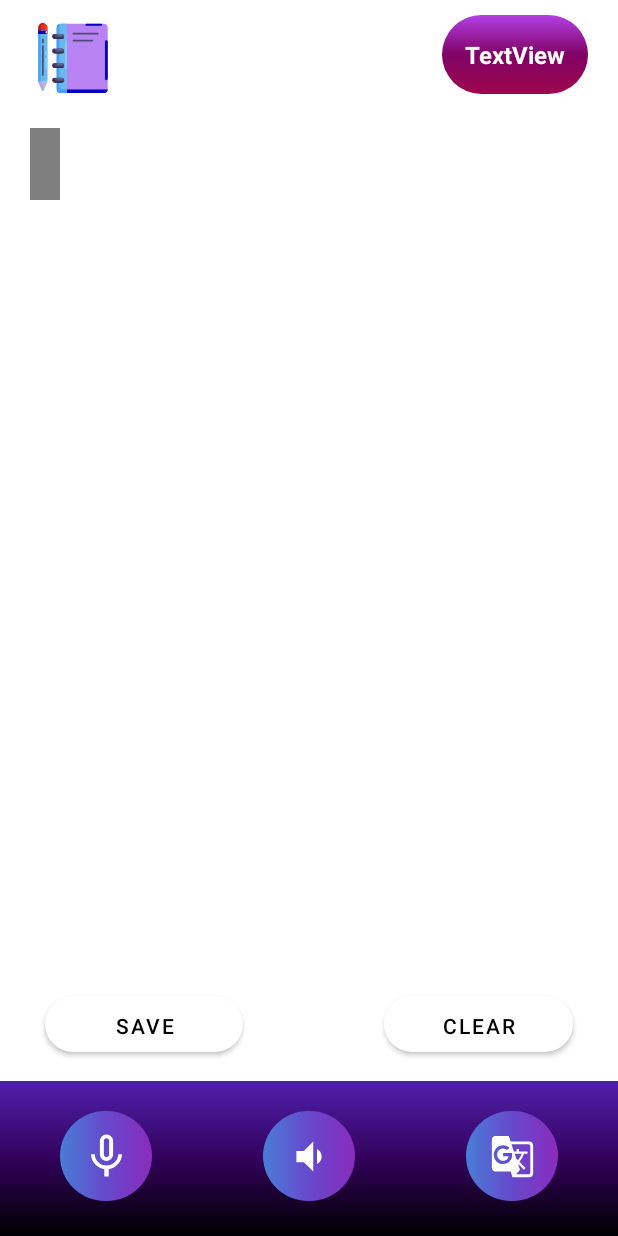
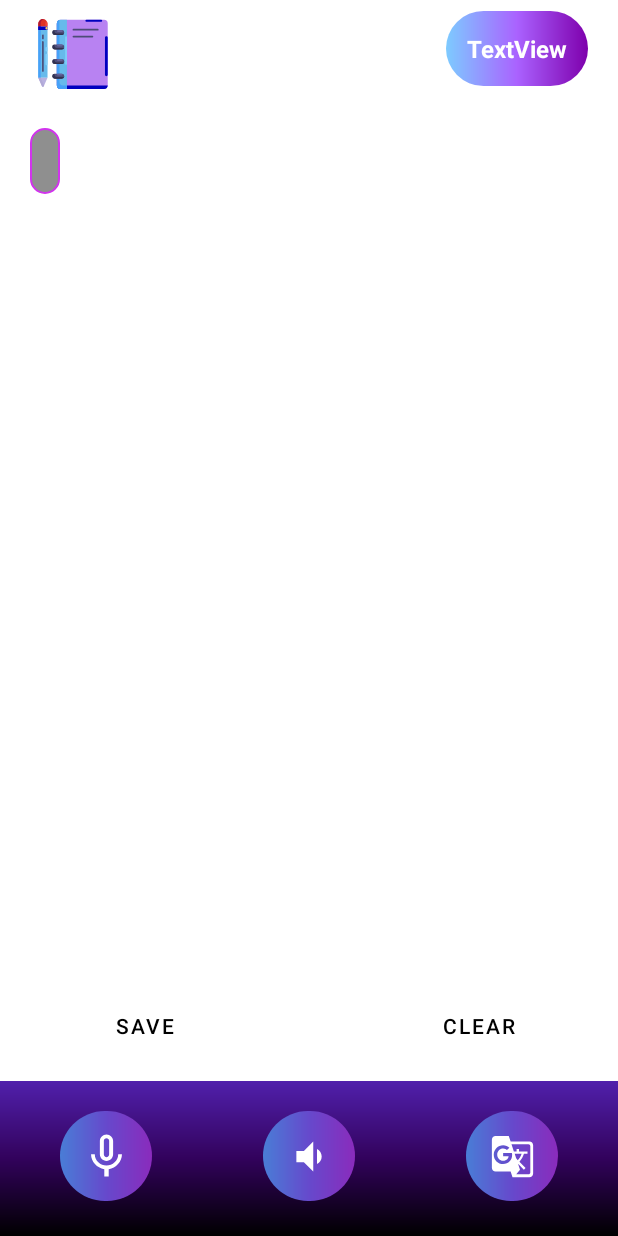
Before and after one commit to shlok00/SmartDiary-App, an Android app: the layout diaryframe.xml on its own in the app's theme, with its tools: preview values and no code run, on a phone screen of 412 x 824 dp. Run offline under Robolectric (Android 15) with nearby library versions, the phone set to English and light mode, and no system bars; Roboto replaces fonts that are not available here.

Commit message:
Updated UI

```diff
--- a/app/src/main/AndroidManifest.xml
+++ b/app/src/main/AndroidManifest.xml
@@ -10,6 +10,7 @@
         android:supportsRtl="true"
         android:theme="@style/Theme.ML_App">
         <activity android:name=".MainActivity">
+
             <intent-filter>
                 <action android:name="android.intent.action.MAIN" />
 
@@ -26,4 +27,5 @@
     </application>
     <uses-permission android:name="android.permission.RECORD_AUDIO"/>
     <uses-permission android:name="android.permission.INTERNET" />
+
 </manifest>
--- a/app/src/main/java/com/example/ml_app/DiaryFragment.kt
+++ b/app/src/main/java/com/example/ml_app/DiaryFragment.kt
@@ -6,7 +6,6 @@ import android.content.ActivityNotFoundException
 import android.content.Intent
 import android.os.Build
 import android.os.Bundle
-import android.content.Context
 import android.speech.RecognizerIntent
 import android.speech.tts.TextToSpeech
 import android.view.LayoutInflater
@@ -15,18 +14,15 @@ import android.view.ViewGroup
 import android.widget.*
 import androidx.annotation.RequiresApi
 import androidx.fragment.app.Fragment
-import com.google.mlkit.common.model.DownloadConditions
-import com.google.mlkit.common.model.RemoteModelManager
 import com.google.mlkit.nl.translate.TranslateLanguage
-import com.google.mlkit.nl.translate.TranslateRemoteModel
 import com.google.mlkit.nl.translate.Translation
 import com.google.mlkit.nl.translate.TranslatorOptions
-import org.w3c.dom.Text
 import java.text.SimpleDateFormat
 import java.util.*
 
 @RequiresApi(Build.VERSION_CODES.LOLLIPOP)
 class DiaryFragment : Fragment() {
+
 
 
     override fun onCreateView(inflater: LayoutInflater,
--- a/app/src/main/java/com/example/ml_app/MainActivity.kt
+++ b/app/src/main/java/com/example/ml_app/MainActivity.kt
@@ -1,14 +1,15 @@
 package com.example.ml_app
 
 import android.content.Intent
-import androidx.appcompat.app.AppCompatActivity
 import android.os.Bundle
 import android.widget.Button
+import androidx.appcompat.app.AppCompatActivity
 
 class MainActivity : AppCompatActivity() {
 
     override fun onCreate(savedInstanceState: Bundle?) {
         super.onCreate(savedInstanceState)
+
         setContentView(R.layout.activity_main)
 
         var button = findViewById(R.id.googlebutton) as Button
--- a/app/src/main/res/drawable/buttons.xml
+++ b/app/src/main/res/drawable/buttons.xml
@@ -3,10 +3,6 @@
     android:shape="rectangle"
     >
     <!-- View background color -->
-    <solid
-        android:color="#fff"
-        >
-    </solid>
 
     <corners
         android:radius="40dp"   >
--- a/app/src/main/res/drawable/gradheads.xml
+++ b/app/src/main/res/drawable/gradheads.xml
@@ -3,10 +3,10 @@
     android:shape="rectangle">
     <!--  Gradient Bg for listrow -->
     <gradient
-        android:startColor="#B43FE6"
-        android:centerColor="#800365"
-        android:endColor="#9E074D"
-        android:angle="270" />
+        android:startColor="#7DCBFF"
+        android:centerColor="#AA62FF"
+        android:endColor="#7E00AC"
+        android:angle="0" />
 
     <corners
         android:radius="40dp"   >
--- /dev/null
+++ b/app/src/main/res/drawable/textborder2.xml
@@ -0,0 +1,21 @@
+<?xml version="1.0" encoding="utf-8"?>
+<shape xmlns:android="http://schemas.android.com/apk/res/android"
+    android:shape="rectangle" >
+
+    <!-- View background color -->
+    <solid
+        android:color="#70000000" >
+    </solid>
+
+    <!-- View border color and width -->
+    <stroke
+        android:width="1dp"
+        android:color="#D133ED" >
+    </stroke>
+
+    <!-- The radius makes the corners rounded -->
+    <corners
+        android:radius="14dp"   >
+    </corners>
+
+</shape>
--- a/app/src/main/res/layout/activity_main.xml
+++ b/app/src/main/res/layout/activity_main.xml
@@ -5,7 +5,8 @@
     android:layout_width="match_parent"
     android:layout_height="match_parent"
     android:background="@drawable/logreg"
-    tools:context=".MainActivity">
+    tools:context=".MainActivity"
+    >
 
     <TextView
         android:id="@+id/textView"
--- a/app/src/main/res/layout/diaryframe.xml
+++ b/app/src/main/res/layout/diaryframe.xml
@@ -14,16 +14,21 @@
         android:layout_alignParentTop="true"
         android:layout_marginTop="65dp"
         android:layout_marginBottom="75dp"
-        android:padding="20dp">
+        android:clickable="true"
+        android:overScrollMode="ifContentScrolls"
+        android:padding="20dp"
+        android:saveEnabled="true"
+        android:visibility="visible">
 
         <EditText
             android:id="@+id/voiceInput"
             android:layout_width="match_parent"
             android:layout_height="match_parent"
-            android:background="#80000000"
+            android:background="@drawable/textborder2"
             android:fontFamily="casual"
             android:padding="10dp"
-            android:textSize="18sp">
+            android:textColor="#EBCCFF"
+            android:textSize="15sp">
 
         </EditText>
 
@@ -41,7 +46,9 @@
             android:layout_alignParentLeft="true"
             android:layout_marginLeft="30dp"
             android:layout_marginTop="20dp"
-            android:background="@drawable/gradhin"
+            android:clickable="true"
+            android:focusable="true"
+            android:background="@drawable/buttons"
             android:text="SAVE"
             app:backgroundTint="#fff"
             android:textColor="#000"
@@ -60,7 +67,9 @@
             android:layout_alignParentRight="true"
             android:layout_marginRight="30dp"
             android:layout_marginTop="20dp"
-            android:background="@drawable/gradhin"
+            android:clickable="true"
+            android:focusable="true"
+            android:background="@drawable/buttons"
             android:text="CLEAR"
             app:backgroundTint="#fff"
             android:textColor="#000"/>
@@ -130,15 +139,18 @@
 
 
     </RelativeLayout>
+
     <RelativeLayout
         android:layout_width="match_parent"
-    android:layout_height="match_parent">
+        android:layout_height="wrap_content"
+        android:layout_marginTop="5dp">
+
         <ImageView
             android:id="@+id/imageView"
             android:layout_width="57dp"
             android:layout_height="57dp"
             android:layout_marginLeft="20dp"
-        android:layout_marginTop="10dp"
+            android:layout_marginTop="2dp"
             app:srcCompat="@drawable/ic_diary"
             tools:ignore="VectorDrawableCompat" />
 
@@ -146,12 +158,12 @@
             android:id="@+id/datehead"
             android:layout_width="wrap_content"
             android:layout_height="wrap_content"
-        android:layout_marginTop="10dp"
+            android:layout_alignParentRight="true"
+            android:layout_marginTop="2dp"
             android:layout_marginRight="20dp"
-        android:layout_alignParentRight="true"
             android:background="@drawable/gradheads"
             android:fontFamily="@font/paprika"
-        android:padding="15dp"
+            android:padding="14dp"
             android:text="TextView"
             android:textColor="#FFFFFF"
             android:textSize="16sp"
--- a/app/src/main/res/layout/settingsframe.xml
+++ b/app/src/main/res/layout/settingsframe.xml
@@ -1,25 +1,10 @@
 <?xml version="1.0" encoding="utf-8"?>
 <LinearLayout xmlns:android="http://schemas.android.com/apk/res/android"
+    xmlns:app="http://schemas.android.com/apk/res-auto"
     xmlns:tools="http://schemas.android.com/tools"
     android:layout_width="match_parent"
     android:layout_height="match_parent"
     android:orientation="vertical"
     android:gravity="center"
     android:background="#00ffffff"
-    tools:context=".SettingsFragment">
-
-
-    <ImageView
-        android:layout_width="100dp"
-        android:layout_height="100dp"
-        android:src="@drawable/ic_settings"/>
-    <TextView
-        android:layout_width="match_parent"
-        android:layout_height="wrap_content"
-        android:textSize="20sp"
-        android:textColor="#fff"
-        android:gravity="center"
-        android:text="Welcome to Settings!"
-        android:textStyle="bold"/>
-
-</LinearLayout>
+    tools:context=".SettingsFragment"/>
```
Lines whose indentation alone changed are shown as unchanged.
